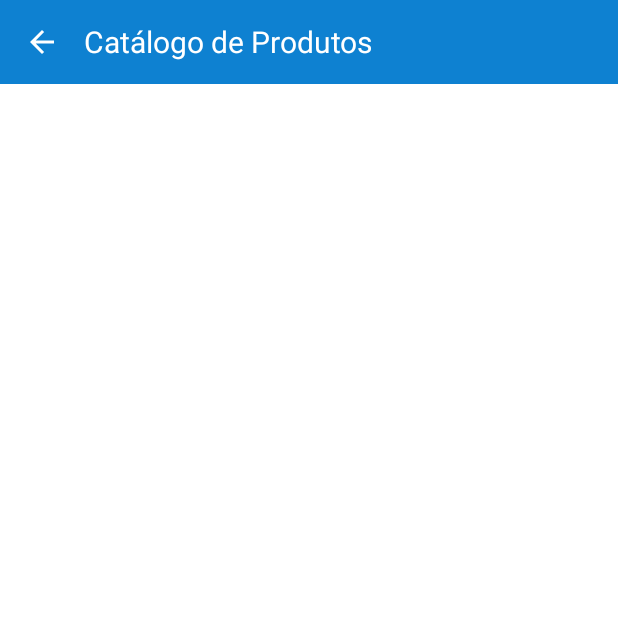
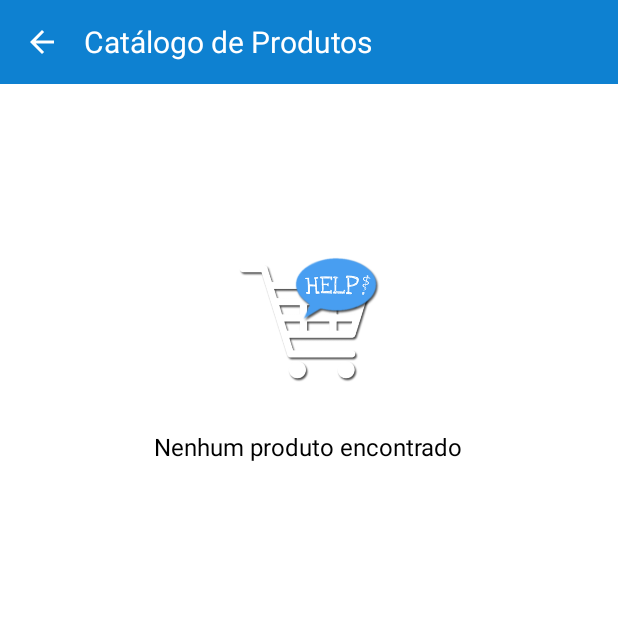
Before and after one commit to eduardoazvd17/HelpMarket, an Android app: the CatalogoActivity screen opened directly, with no data from a screen before it, on a phone screen of 412 x 824 dp, the top half of it. Run offline under Robolectric (Android 15) with nearby library versions, the phone set to English and light mode, and no system bars; our stand-ins replace Picasso; pictures from the network do not load; 1 statement that could not run was skipped.

Commit message:
Criação do catalogo de produtos, adição de um dialog ao clicar em adicionar produto na lista para seleção de metodo via leitor de codigo de barras ou catalogo.

```diff
--- a/app/src/main/java/br/net/helpmarket/AdicionarProdutoActivity.java
+++ b/app/src/main/java/br/net/helpmarket/AdicionarProdutoActivity.java
@@ -3,7 +3,6 @@ package br.net.helpmarket;
 import android.content.Context;
 import android.os.Bundle;
 import android.support.annotation.Nullable;
-import android.support.design.widget.CoordinatorLayout;
 import android.support.design.widget.FloatingActionButton;
 import android.support.v7.app.AppCompatActivity;
 import android.support.v7.widget.Toolbar;
@@ -98,7 +97,7 @@ public class AdicionarProdutoActivity extends AppCompatActivity {
             return false;
         }
         if (quantidade.getText().toString().isEmpty()) {
-            quantidade.setText("0");
+            quantidade.setText("1");
         }
         if (preco.getText().toString().isEmpty()) {
             preco.setText("0.0");
--- a/app/src/main/java/br/net/helpmarket/CatalogoActivity.java
+++ b/app/src/main/java/br/net/helpmarket/CatalogoActivity.java
@@ -1,23 +1,30 @@
 package br.net.helpmarket;
 
+import android.content.Intent;
 import android.os.Bundle;
 import android.support.v7.app.AppCompatActivity;
 import android.support.v7.widget.Toolbar;
 import android.view.View;
+import android.widget.AdapterView;
 import android.widget.ImageButton;
+import android.widget.LinearLayout;
 import android.widget.ListView;
 
+import java.util.List;
+
+import br.net.helpmarket.adapter.ListaCatalogoAdapter;
+import br.net.helpmarket.database.DBController;
 import br.net.helpmarket.modelo.Lista;
 import br.net.helpmarket.modelo.Produto;
-import br.net.helpmarket.modelo.Usuario;
 
 public class CatalogoActivity extends AppCompatActivity {
 
     private ListView lvCatalogo;
+    private LinearLayout catalogoVazio;
+    private ListaCatalogoAdapter lcAdapter;
     private Toolbar toolbar;
-    private Usuario usuario;
     private Lista lista;
-    private Produto produto;
+    private List<Produto> produtos;
 
     @Override
     protected void onCreate(Bundle savedInstanceState) {
@@ -28,11 +35,23 @@ public class CatalogoActivity extends AppCompatActivity {
         setSupportActionBar(toolbar);
         getSupportActionBar().setDisplayShowTitleEnabled(false);
 
-        this.usuario = (Usuario) getIntent().getExtras().getSerializable("usuario");
         this.lista = (Lista) getIntent().getExtras().getSerializable("lista");
-        this.produto = (Produto) getIntent().getExtras().getSerializable("produto");
 
         lvCatalogo = findViewById(R.id.lvCatalogo);
+        catalogoVazio = findViewById(R.id.catalogo_vazio);
+
+        listarProdutos();
+        atualizarFundo();
+
+        lvCatalogo.setOnItemClickListener(new AdapterView.OnItemClickListener() {
+            @Override
+            public void onItemClick(AdapterView<?> parent, View view, int position, long id) {
+                Intent intent = new Intent(view.getContext(), AdicionarProdutoActivity.class);
+                intent.putExtra("produto", (Produto) lcAdapter.getItem(position));
+                intent.putExtra("lista", lista);
+                startActivity(intent);
+            }
+        });
 
         ImageButton btnVoltar = findViewById(R.id.catalogo_voltar);
         btnVoltar.setOnClickListener(new View.OnClickListener() {
@@ -42,4 +61,21 @@ public class CatalogoActivity extends AppCompatActivity {
             }
         });
     }
+
+    public void listarProdutos() {
+        DBController db = new DBController(getBaseContext());
+        this.produtos = db.selecionarProdutos();
+        this.lcAdapter = new ListaCatalogoAdapter(this.produtos, this);
+        this.lvCatalogo.setAdapter(this.lcAdapter);
+    }
+
+    private void atualizarFundo() {
+        if (produtos.size() == 0) {
+            lvCatalogo.setVisibility(View.GONE);
+            catalogoVazio.setVisibility(View.VISIBLE);
+        } else {
+            lvCatalogo.setVisibility(View.VISIBLE);
+            catalogoVazio.setVisibility(View.GONE);
+        }
+    }
 }
--- a/app/src/main/java/br/net/helpmarket/EditarProdutoActivity.java
+++ b/app/src/main/java/br/net/helpmarket/EditarProdutoActivity.java
@@ -3,7 +3,6 @@ package br.net.helpmarket;
 import android.content.Context;
 import android.os.Bundle;
 import android.support.annotation.Nullable;
-import android.support.design.widget.CoordinatorLayout;
 import android.support.design.widget.FloatingActionButton;
 import android.support.v7.app.AppCompatActivity;
 import android.support.v7.widget.Toolbar;
@@ -20,8 +19,6 @@ import com.squareup.picasso.Picasso;
 
 import br.net.helpmarket.database.DBController;
 import br.net.helpmarket.modelo.Compra;
-import br.net.helpmarket.modelo.Lista;
-import br.net.helpmarket.modelo.Produto;
 
 
 public class EditarProdutoActivity extends AppCompatActivity {
@@ -91,7 +88,7 @@ public class EditarProdutoActivity extends AppCompatActivity {
             return false;
         }
         if (quantidade.getText().toString().isEmpty()) {
-            quantidade.setText("0");
+            quantidade.setText("1");
         }
         if (preco.getText().toString().isEmpty()) {
             preco.setText("0.0");
--- a/app/src/main/java/br/net/helpmarket/adapter/ListaProdutosAdapter.java
+++ b/app/src/main/java/br/net/helpmarket/adapter/ListaProdutosAdapter.java
@@ -57,7 +57,7 @@ public class ListaProdutosAdapter extends BaseAdapter {
 
         //Atribuir atributos nesses objetos;
         Picasso.get().load(compra.getProduto().getUrlImagem()).into(imagem);
-        nome.setText(compra.getProduto().getNome());
+        nome.setText(compra.getNomePersonalizado());
         quantidade.setText(compra.getQuantidade().toString());
         precoUnitario.setText(NumberFormat.getCurrencyInstance().format(compra.getPreco()));
         total.setText(NumberFormat.getCurrencyInstance().format((compra.getQuantidade()+0.0) * (compra.getPreco())));
--- a/app/src/main/res/values/colors.xml
+++ b/app/src/main/res/values/colors.xml
@@ -3,7 +3,7 @@
     <color name="colorPrimary">#0E81D1</color>
     <color name="colorPrimaryA">#640E81D1</color>
     <color name="colorPrimaryDark">#5856d6</color>
-    <color name="colorAccent">#af52b0</color>
+    <color name="colorAccent">#000</color>
     <color name="colorWhite">#fff</color>
     <color name="colorBlack">#000</color>
     <color name="colorBlackA">#50000000</color>
```
Also changed, not shown: app/src/main/java/br/net/helpmarket/ListaProdutosActivity.java (+42 -12 lines), app/src/main/res/layout/dialog_listaprodutos.xml (added, +92 -0 lines).
